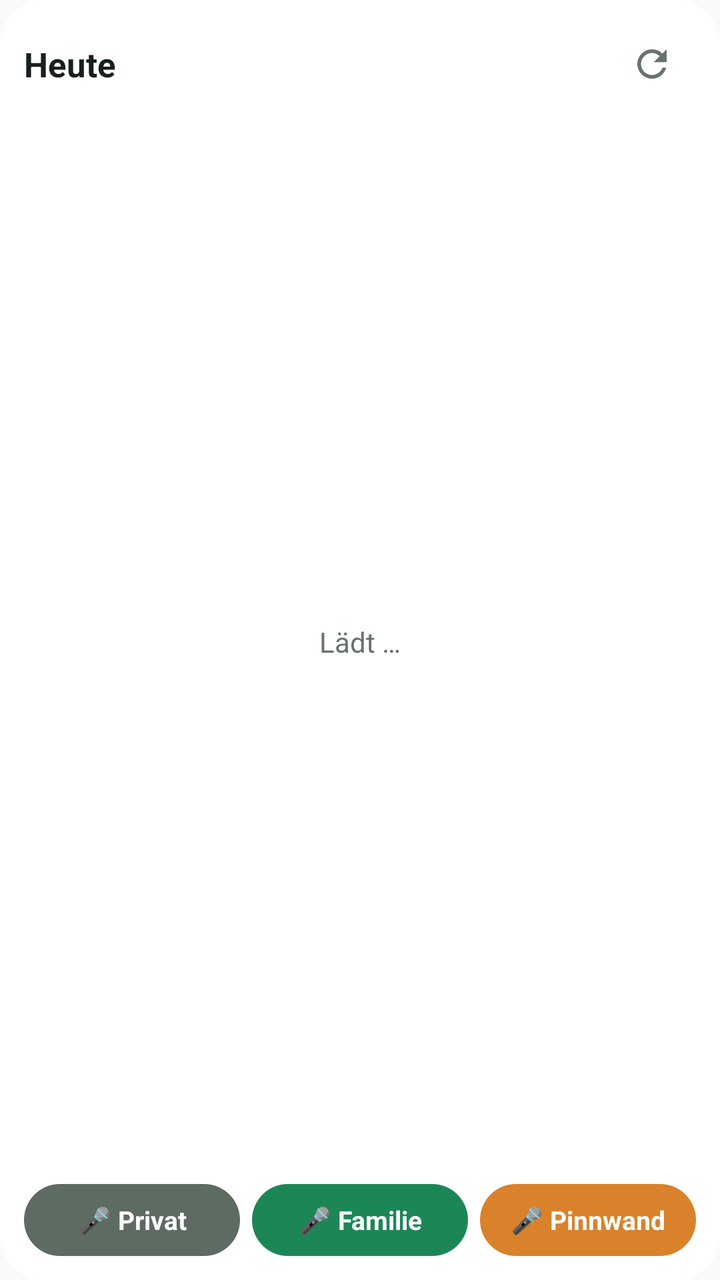
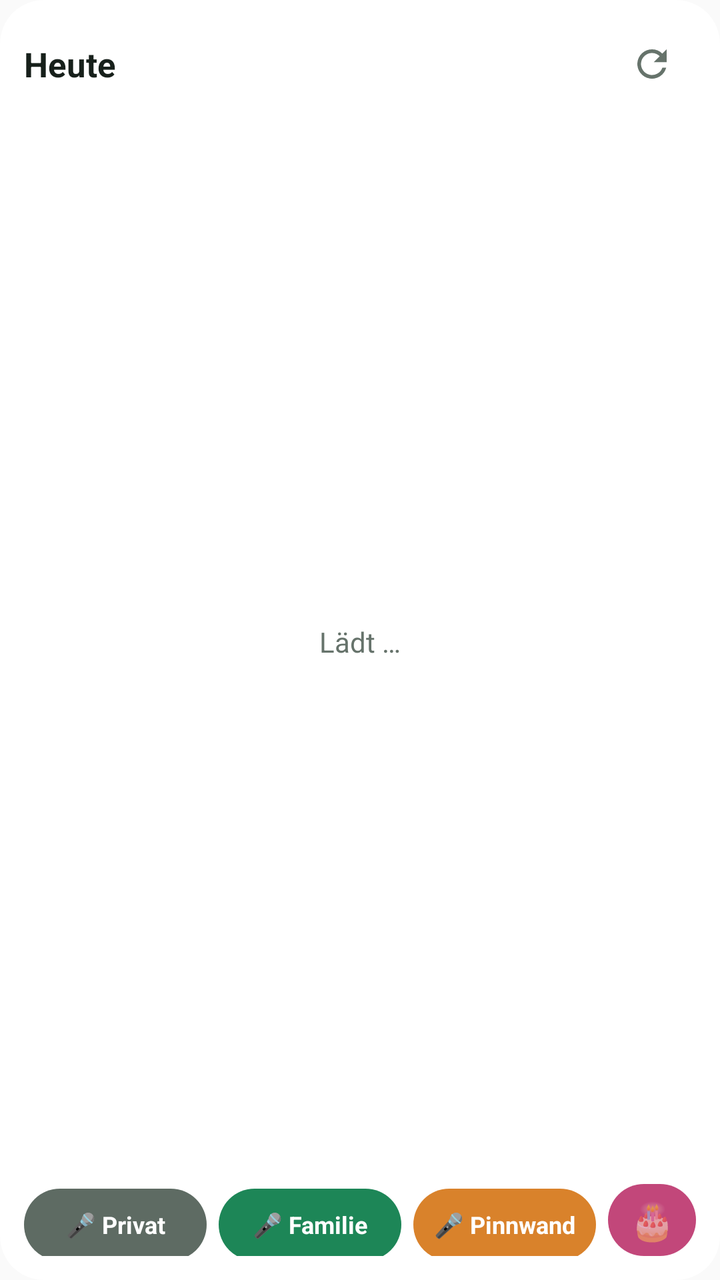

Screens rendered from an Android XML layout before and after an edit, with the pre-edit source and the edit as a unified diff.
<!-- AndroidManifest.xml: application theme AppTheme -->
<!-- res/layout/widget.xml -->
<?xml version="1.0" encoding="utf-8"?>
<LinearLayout xmlns:android="http://schemas.android.com/apk/res/android"
    android:id="@+id/root"
    android:layout_width="match_parent"
    android:layout_height="match_parent"
    android:orientation="vertical"
    android:background="@drawable/bg"
    android:padding="12dp">

    <LinearLayout
        android:id="@+id/head"
        android:layout_width="match_parent"
        android:layout_height="wrap_content"
        android:gravity="center_vertical"
        android:orientation="horizontal">

        <TextView
            android:layout_width="wrap_content"
            android:layout_height="wrap_content"
            android:text="Heute"
            android:textColor="@color/fg"
            android:textSize="17sp"
            android:textStyle="bold" />

        <TextView
            android:id="@+id/date"
            android:layout_width="0dp"
            android:layout_height="wrap_content"
            android:layout_weight="1"
            android:paddingStart="8dp"
            android:textColor="@color/muted"
            android:textSize="14sp" />

        <TextView
            android:id="@+id/stamp"
            android:layout_width="wrap_content"
            android:layout_height="wrap_content"
            android:textColor="@color/muted"
            android:textSize="11sp" />

        <ImageButton
            android:id="@+id/refresh"
            android:layout_width="44dp"
            android:layout_height="40dp"
            android:background="@android:color/transparent"
            android:contentDescription="Aktualisieren"
            android:src="@drawable/ic_refresh" />
    </LinearLayout>

    <FrameLayout
        android:layout_width="match_parent"
        android:layout_height="0dp"
        android:layout_weight="1"
        android:layout_marginTop="4dp">

        <ListView
            android:id="@+id/list"
            android:layout_width="match_parent"
            android:layout_height="match_parent"
            android:divider="@null"
            android:dividerHeight="0dp" />

        <TextView
            android:id="@+id/empty"
            android:layout_width="match_parent"
            android:layout_height="match_parent"
            android:gravity="center"
            android:text="Lädt …"
            android:textColor="@color/muted"
            android:textSize="14sp" />
    </FrameLayout>

    
    <LinearLayout
        android:id="@+id/quick"
        android:layout_width="match_parent"
        android:layout_height="wrap_content"
        android:layout_marginTop="6dp"
        android:orientation="horizontal">

        <TextView
            android:id="@+id/q_private"
            android:layout_width="0dp"
            android:layout_height="36dp"
            android:layout_weight="1"
            android:layout_marginStart="0dp"
            android:background="@drawable/btn_private"
            android:gravity="center"
            android:text="🎤 Privat"
            android:textColor="#FFFFFF"
            android:textSize="13sp"
            android:textStyle="bold" />

        <TextView
            android:id="@+id/q_family"
            android:layout_width="0dp"
            android:layout_height="36dp"
            android:layout_weight="1"
            android:layout_marginStart="6dp"
            android:background="@drawable/btn_family"
            android:gravity="center"
            android:text="🎤 Familie"
            android:textColor="#FFFFFF"
            android:textSize="13sp"
            android:textStyle="bold" />

        <TextView
            android:id="@+id/q_board"
            android:layout_width="0dp"
            android:layout_height="36dp"
            android:layout_weight="1"
            android:layout_marginStart="6dp"
            android:background="@drawable/btn_board"
            android:gravity="center"
            android:text="🎤 Pinnwand"
            android:textColor="#FFFFFF"
            android:textSize="13sp"
            android:textStyle="bold" />
    </LinearLayout>
</LinearLayout>
<!-- resources referenced by this layout -->
<resources>
  <color name="fg">#17201B</color>
  <color name="muted">#66736B</color>
  <!-- drawable bg (drawable) -->
  <?xml version="1.0" encoding="utf-8"?>
  <shape xmlns:android="http://schemas.android.com/apk/res/android" android:shape="rectangle">
      <solid android:color="@color/bg" />
      <corners android:radius="22dp" />
  </shape>
  <!-- drawable btn_board (drawable) -->
  <?xml version="1.0" encoding="utf-8"?>
  <shape xmlns:android="http://schemas.android.com/apk/res/android" android:shape="rectangle">
      <solid android:color="#D9822B" />
      <corners android:radius="18dp" />
  </shape>
  <!-- drawable btn_family (drawable) -->
  <?xml version="1.0" encoding="utf-8"?>
  <shape xmlns:android="http://schemas.android.com/apk/res/android" android:shape="rectangle">
      <solid android:color="#1D8657" />
      <corners android:radius="18dp" />
  </shape>
  <!-- drawable btn_private (drawable) -->
  <?xml version="1.0" encoding="utf-8"?>
  <shape xmlns:android="http://schemas.android.com/apk/res/android" android:shape="rectangle">
      <solid android:color="#5E6B63" />
      <corners android:radius="18dp" />
  </shape>
  <!-- drawable ic_refresh (drawable) -->
  <vector xmlns:android="http://schemas.android.com/apk/res/android"
      android:width="22dp" android:height="22dp" android:viewportWidth="24" android:viewportHeight="24">
      <path android:fillColor="@color/muted"
          android:pathData="M17.65,6.35A7.96,7.96 0,0 0,12 4a8,8 0,1 0,7.75 10h-2.08A6,6 0,1 1,12 6c1.66,0 3.14,0.69 4.22,1.78L13,11h7V4l-2.35,2.35z" />
  </vector>
  <style name="AppTheme" parent="android:Theme.Material.Light.NoActionBar">
          <item name="android:colorAccent">@color/accent</item>
      </style>
  <color name="bg">#F2FFFFFF</color>
  <color name="accent">#1D8657</color>
</resources>

<!-- the commit's change to res/layout/widget.xml (unified diff, before → after) -->
@@ -87,8 +87,9 @@
             android:background="@drawable/btn_private"
             android:gravity="center"
             android:text="🎤 Privat"
+            android:maxLines="1"
             android:textColor="#FFFFFF"
-            android:textSize="13sp"
+            android:textSize="12sp"
             android:textStyle="bold" />
 
         <TextView
@@ -100,8 +101,9 @@
             android:background="@drawable/btn_family"
             android:gravity="center"
             android:text="🎤 Familie"
+            android:maxLines="1"
             android:textColor="#FFFFFF"
-            android:textSize="13sp"
+            android:textSize="12sp"
             android:textStyle="bold" />
 
         <TextView
@@ -113,8 +115,20 @@
             android:background="@drawable/btn_board"
             android:gravity="center"
             android:text="🎤 Pinnwand"
+            android:maxLines="1"
             android:textColor="#FFFFFF"
-            android:textSize="13sp"
+            android:textSize="12sp"
             android:textStyle="bold" />
+
+        <TextView
+            android:id="@+id/q_bdays"
+            android:layout_width="44dp"
+            android:layout_height="36dp"
+            android:layout_marginStart="6dp"
+            android:background="@drawable/btn_bdays"
+            android:contentDescription="Geburtstage"
+            android:gravity="center"
+            android:text="🎂"
+            android:textSize="18sp" />
     </LinearLayout>
 </LinearLayout>
<!-- resource entries referenced after the edit -->
@@ -7,6 +7,12 @@
   <shape xmlns:android="http://schemas.android.com/apk/res/android" android:shape="rectangle">
       <solid android:color="@color/bg" />
       <corners android:radius="22dp" />
+  </shape>
+  <!-- drawable btn_bdays (drawable) -->
+  <?xml version="1.0" encoding="utf-8"?>
+  <shape xmlns:android="http://schemas.android.com/apk/res/android" android:shape="rectangle">
+      <solid android:color="#C2477A" />
+      <corners android:radius="18dp" />
   </shape>
   <!-- drawable btn_board (drawable) -->
   <?xml version="1.0" encoding="utf-8"?>
